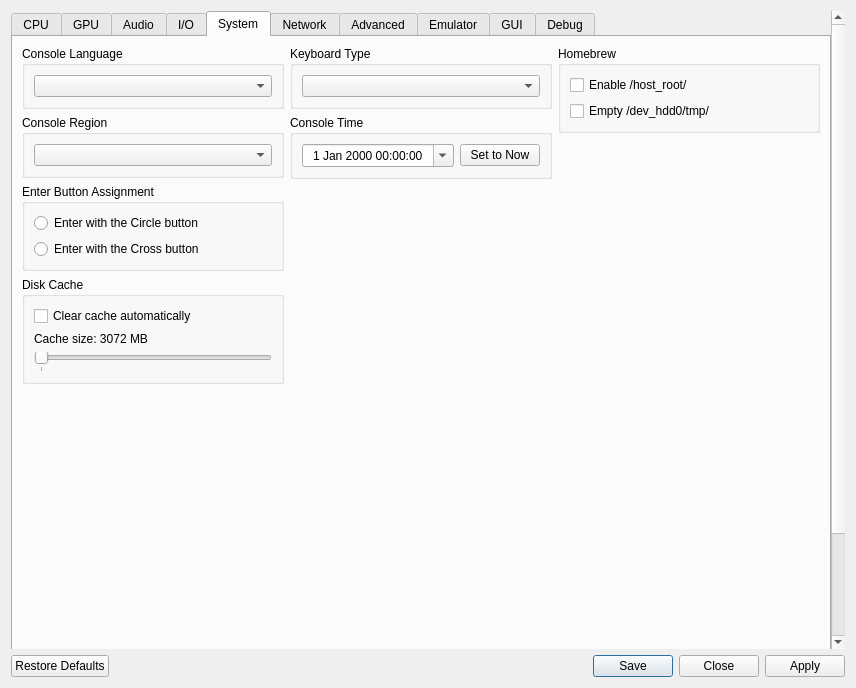
Above: rpcs3/rpcs3qt/settings_dialog.ui from RPCS3/rpcs3 before the change. Below: the same form after it.
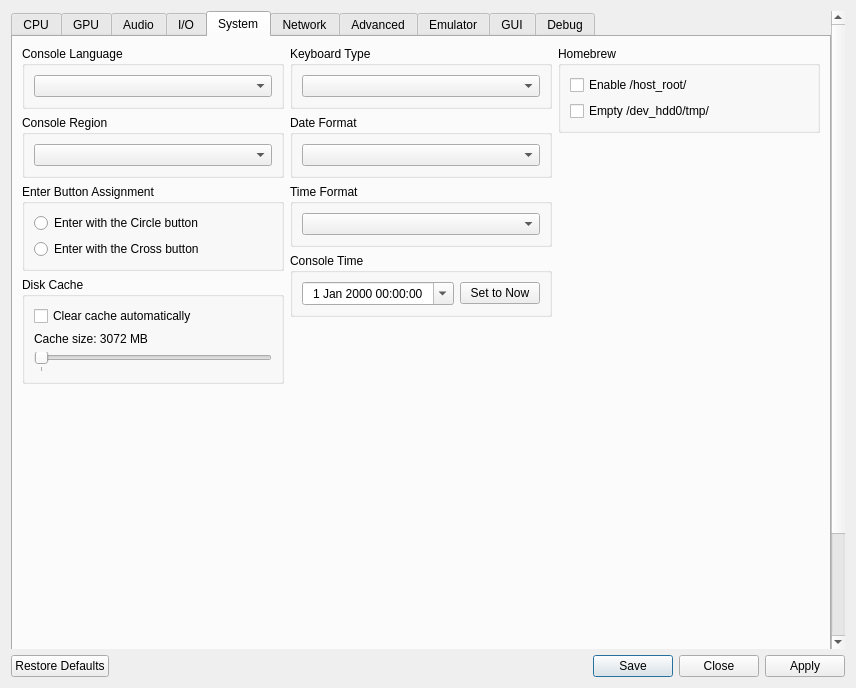
That is the form after the change. The open tabs and pages were chosen to show the change. Icons and pictures are not drawn.

Commit message: System: expose date format and time format as settings

What changed in the file:
```diff
--- a/rpcs3/rpcs3qt/settings_dialog.ui
+++ b/rpcs3/rpcs3qt/settings_dialog.ui
@@ -2008,6 +2008,30 @@
               </layout>
              </widget>
             </item>
+            <item>
+             <widget class="QGroupBox" name="gb_dateFormat">
+              <property name="title">
+               <string>Date Format</string>
+              </property>
+              <layout class="QVBoxLayout" name="verticalLayout_dateFormat">
+               <item>
+                <widget class="QComboBox" name="dateFormat"/>
+               </item>
+              </layout>
+             </widget>
+            </item>
+            <item>
+             <widget class="QGroupBox" name="gb_timeFormat">
+              <property name="title">
+               <string>Time Format</string>
+              </property>
+              <layout class="QVBoxLayout" name="verticalLayout_timeFormat">
+               <item>
+                <widget class="QComboBox" name="timeFormat"/>
+               </item>
+              </layout>
+             </widget>
+            </item>
             <item>
              <widget class="QGroupBox" name="gb_console_time">
               <property name="title">
```
The commit also changes 8 other files.
